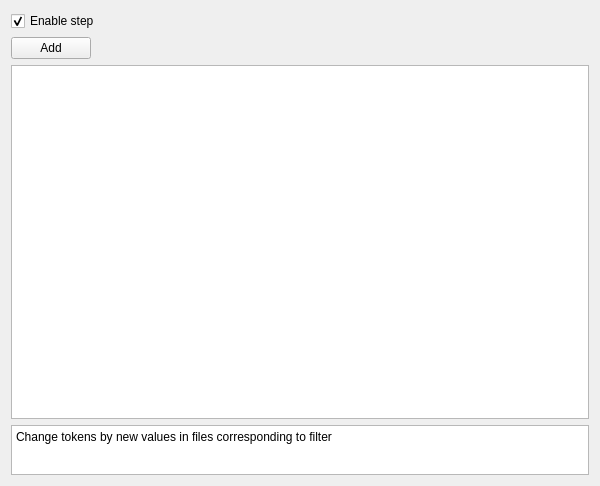
First picture: the form in ReplacePanel.ui, repository roomain/DontNeedADO, before the edit.
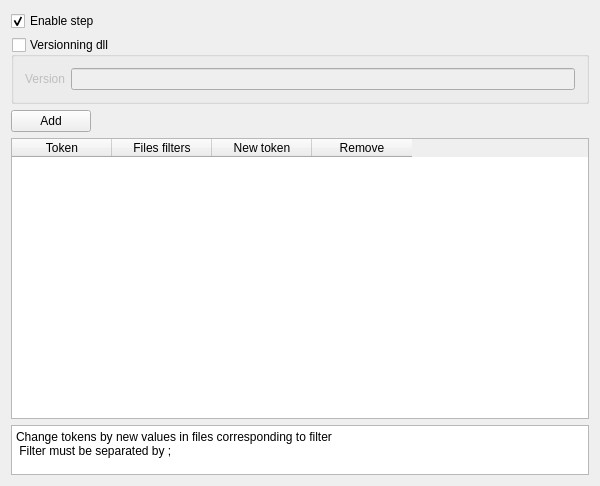
Second picture: the form after the edit.

```diff
--- a/ReplacePanel.ui
+++ b/ReplacePanel.ui
@@ -24,30 +24,14 @@
      </property>
     </widget>
    </item>
-   <item row="1" column="0">
+   <item row="2" column="0">
     <widget class="QPushButton" name="pBtnAddToken">
      <property name="text">
       <string>Add</string>
      </property>
     </widget>
    </item>
-   <item row="1" column="1">
-    <spacer name="horizontalSpacer">
-     <property name="orientation">
-      <enum>Qt::Horizontal</enum>
-     </property>
-     <property name="sizeHint" stdset="0">
-      <size>
-       <width>498</width>
-       <height>20</height>
-      </size>
-     </property>
-    </spacer>
-   </item>
-   <item row="2" column="0" colspan="2">
-    <widget class="QTableView" name="tbwTokens"/>
-   </item>
-   <item row="3" column="0" colspan="2">
+   <item row="4" column="0" colspan="2">
     <widget class="QTextEdit" name="textEdit">
      <property name="sizePolicy">
       <sizepolicy hsizetype="Expanding" vsizetype="Minimum">
@@ -71,10 +55,87 @@
 hr { height: 1px; border-width: 0; }
 &lt;/style&gt;&lt;/head&gt;&lt;body style=&quot; font-family:'Segoe UI'; font-size:9pt; font-weight:400; font-style:normal;&quot;&gt;
 &lt;p style=&quot; margin-top:0px; margin-bottom:0px; margin-left:0px; margin-right:0px; -qt-block-indent:0; text-indent:0px;&quot;&gt;Change tokens by new values in files corresponding to filter&lt;/p&gt;
-&lt;p style=&quot; margin-top:0px; margin-bottom:0px; margin-left:0px; margin-right:0px; -qt-block-indent:0; text-indent:0px;&quot;&gt; &lt;/p&gt;&lt;/body&gt;&lt;/html&gt;</string>
+&lt;p style=&quot; margin-top:0px; margin-bottom:0px; margin-left:0px; margin-right:0px; -qt-block-indent:0; text-indent:0px;&quot;&gt; Filter must be separated by ;&lt;/p&gt;&lt;/body&gt;&lt;/html&gt;</string>
      </property>
     </widget>
    </item>
+   <item row="2" column="1">
+    <spacer name="horizontalSpacer">
+     <property name="orientation">
+      <enum>Qt::Horizontal</enum>
+     </property>
+     <property name="sizeHint" stdset="0">
+      <size>
+       <width>498</width>
+       <height>20</height>
+      </size>
+     </property>
+    </spacer>
+   </item>
+   <item row="1" column="0" colspan="2">
+    <widget class="QGroupBox" name="gbxDLL">
+     <property name="minimumSize">
+      <size>
+       <width>0</width>
+       <height>0</height>
+      </size>
+     </property>
+     <property name="title">
+      <string>Versionning dll</string>
+     </property>
+     <property name="checkable">
+      <bool>true</bool>
+     </property>
+     <property name="checked">
+      <bool>false</bool>
+     </property>
+     <layout class="QHBoxLayout" name="horizontalLayout">
+      <item>
+       <widget class="QLabel" name="label">
+        <property name="text">
+         <string>Version</string>
+        </property>
+       </widget>
+      </item>
+      <item>
+       <widget class="QLineEdit" name="lEdtVersion"/>
+      </item>
+     </layout>
+    </widget>
+   </item>
+   <item row="3" column="0" colspan="2">
+    <widget class="QTableWidget" name="tbwTokens">
+     <property name="sizeAdjustPolicy">
+      <enum>QAbstractScrollArea::AdjustToContents</enum>
+     </property>
+     <property name="alternatingRowColors">
+      <bool>true</bool>
+     </property>
+     <attribute name="verticalHeaderVisible">
+      <bool>false</bool>
+     </attribute>
+     <column>
+      <property name="text">
+       <string>Token</string>
+      </property>
+     </column>
+     <column>
+      <property name="text">
+       <string>Files filters</string>
+      </property>
+     </column>
+     <column>
+      <property name="text">
+       <string>New token</string>
+      </property>
+     </column>
+     <column>
+      <property name="text">
+       <string>Remove</string>
+      </property>
+     </column>
+    </widget>
+   </item>
   </layout>
  </widget>
  <layoutdefault spacing="6" margin="11"/>
```
